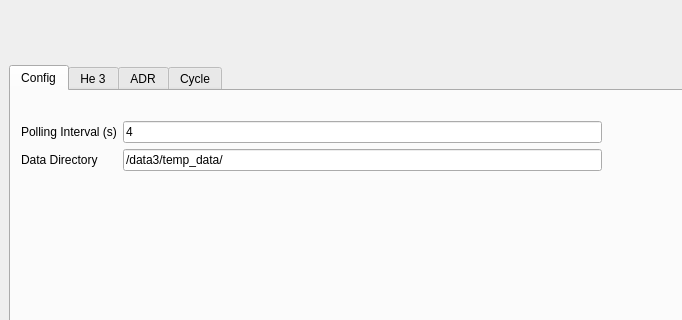
Qt form he3adr_gui/kcg_ui.ui (usnistgov/quantum-sensors-tdm) before a commit; both pictures show x 0 to 682 and y 233 to 553 of the 921 by 856 pixel window.
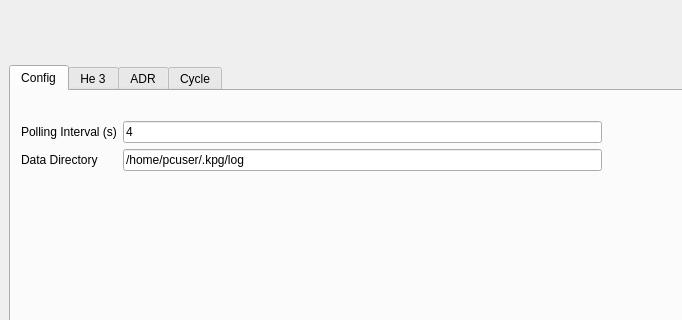
The same form after that commit. The open tabs and pages were chosen to show the change. Custom widgets are drawn as their Qt base class.

What changed in the file:
```diff
--- a/he3adr_gui/kcg_ui.ui
+++ b/he3adr_gui/kcg_ui.ui
@@ -92,7 +92,7 @@
          <item row="1" column="1">
           <widget class="QLineEdit" name="le_data_directory">
            <property name="text">
-            <string>/data3/temp_data/</string>
+            <string>/home/pcuser/.kpg/log</string>
            </property>
           </widget>
          </item>
```
